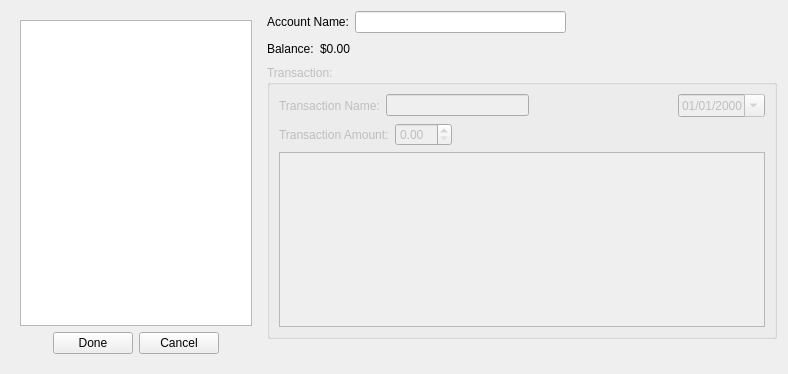
Above: source/gui/data_input/EditAccount.ui from BeenEncoded/check_book_program before the change. Below: the same form after it.
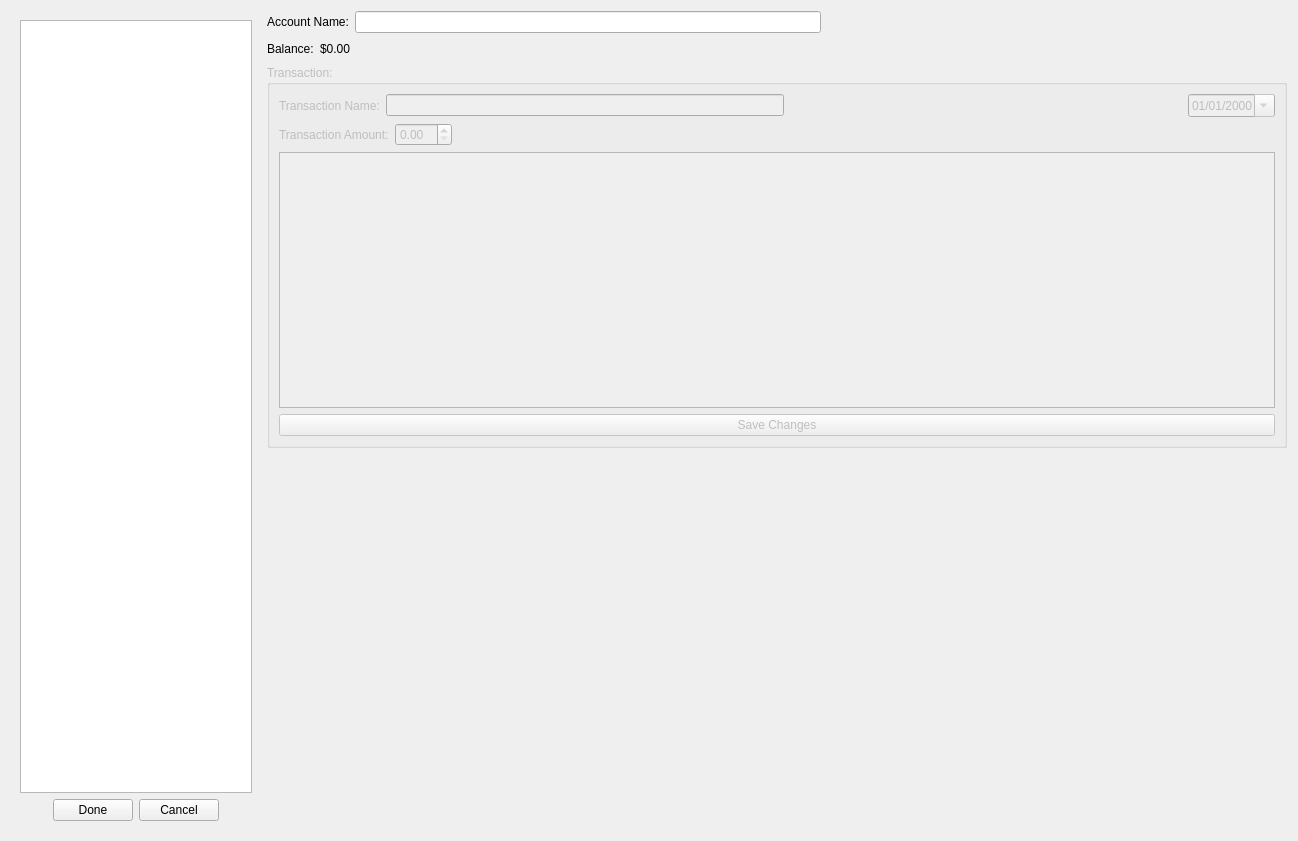
That is the form after the change.

```diff
--- a/source/gui/data_input/EditAccount.ui
+++ b/source/gui/data_input/EditAccount.ui
@@ -6,8 +6,8 @@
    <rect>
     <x>0</x>
     <y>0</y>
-    <width>788</width>
-    <height>374</height>
+    <width>1298</width>
+    <height>841</height>
    </rect>
   </property>
   <property name="windowTitle">
@@ -238,6 +238,16 @@
         <item>
          <widget class="QPlainTextEdit" name="transaction_description"/>
         </item>
+        <item>
+         <widget class="QPushButton" name="save_transaction_button">
+          <property name="toolTip">
+           <string>Save the changes you made to the transaction</string>
+          </property>
+          <property name="text">
+           <string>Save Changes</string>
+          </property>
+         </widget>
+        </item>
        </layout>
       </widget>
      </item>
```
Left out of the diff: 27 changed lines with no effect on the pictures.
